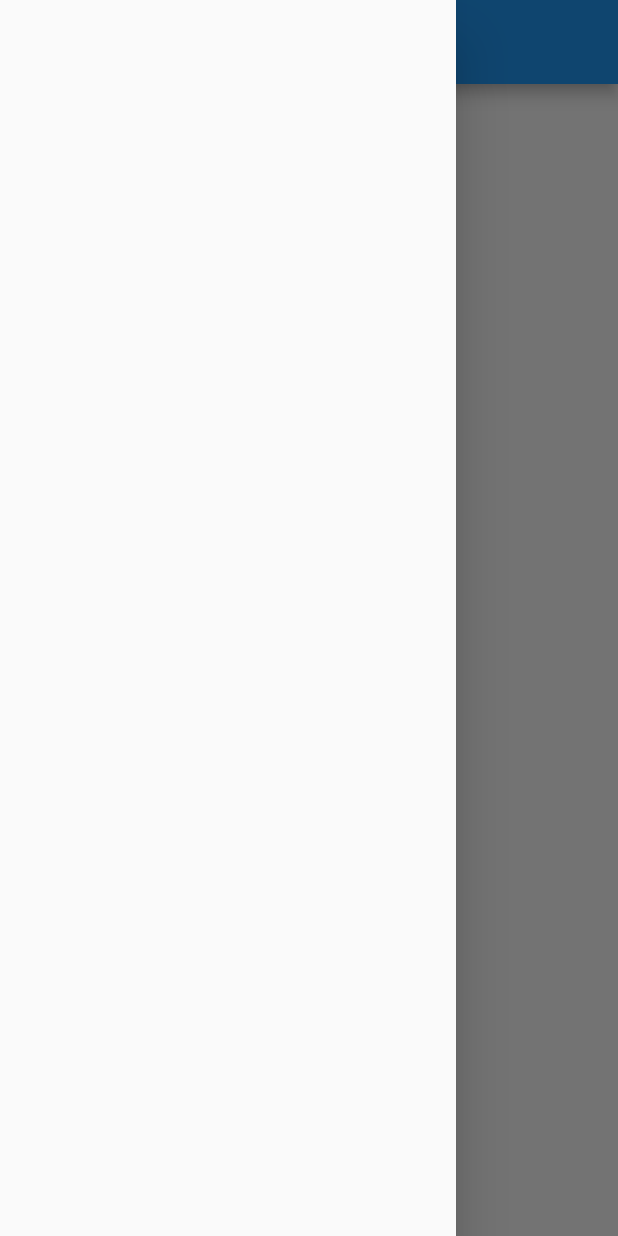
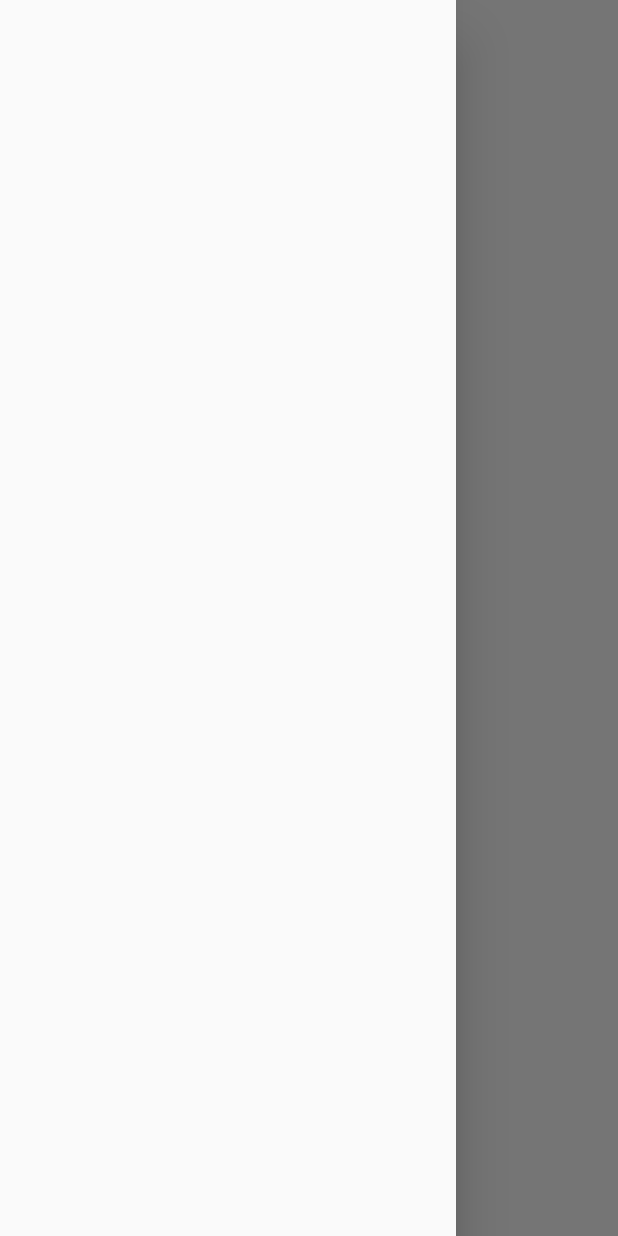
Before and after one commit to NaufalFiraas/muslim_daily, a Flutter app: the TemplatePage screen opened directly, with the side drawer open, on a phone screen of 412 x 824 dp. Run offline on Flutter 3.47's test engine with Material 2 defaults, Android fonts, the phone set to English and light mode, and no system bars.

```diff
--- a/lib/views/templatepage/template_page.dart
+++ b/lib/views/templatepage/template_page.dart
@@ -6,8 +6,12 @@ class TemplatePage extends StatelessWidget {
   @override
   Widget build(BuildContext context) {
     return Scaffold(
-      drawer: Drawer(),
+      backgroundColor: Colors.white,
+      drawer: const Drawer(),
       appBar: AppBar(
+        iconTheme: const IconThemeData(color: Colors.black),
+        backgroundColor: Colors.white,
+        shadowColor: Colors.transparent,
         title: const Text(
           'Sholat',
           style: TextStyle(
```
Also changed, not shown: lib/main.dart (+3 -100 lines).
